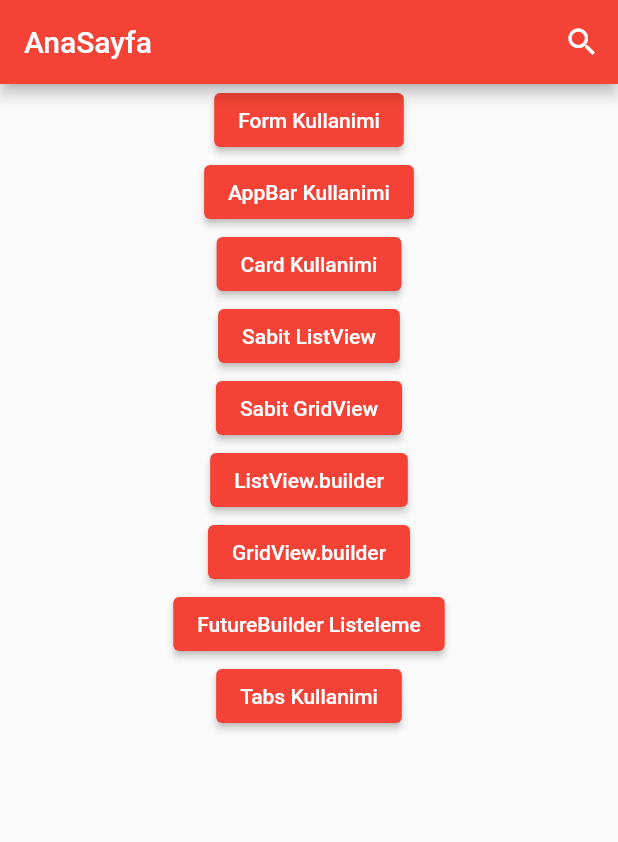
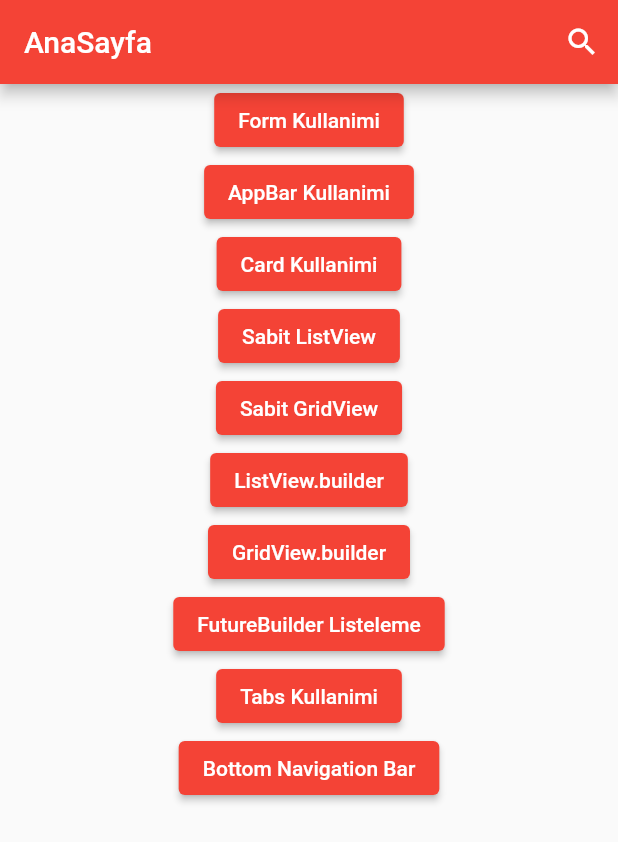
Before and after one commit to tahaturan/flutter_forms, a Flutter app: the screen it shows after launch, on a phone screen of 412 x 824 dp. Shown: the top 842 px of the screen. Run offline on Flutter 3.47's test engine with Material 2 defaults, Android fonts, the phone set to English and light mode, and no system bars.

Commit message:
Bottom Navigation Bar Kullanimi

```diff
--- a/lib/route_generator.dart
+++ b/lib/route_generator.dart
@@ -2,6 +2,7 @@ import 'package:flutter/cupertino.dart';
 import 'package:flutter/foundation.dart';
 import 'package:flutter/material.dart';
 import 'package:flutter_forms/views/appbar_kullanimi.dart';
+import 'package:flutter_forms/views/bottom_navigation_bar.dart';
 import 'package:flutter_forms/views/card_kullanimi.dart';
 import 'package:flutter_forms/views/form_kullanimi.dart';
 import 'package:flutter_forms/views/future_builder_listeleme.dart';
@@ -35,6 +36,8 @@ class RouteGenerator {
         return sayfaGecis(const FutureBuilderListeleme());
       case "/tabskullanimi":
         return sayfaGecis(const TabsKullanimi());
+      case "/bottomnavigationbar":
+        return sayfaGecis(const BottomNavigationBarKullanimi());
     }
     return null;
   }
--- a/lib/views/my_home_page.dart
+++ b/lib/views/my_home_page.dart
@@ -65,6 +65,9 @@ class _MyHomePageState extends State<MyHomePage> {
                 gidilecekSayfaAdi: "futureBuilder"),
             SayfaGecisButton(
                 butonAdi: "Tabs Kullanimi", gidilecekSayfaAdi: "tabskullanimi"),
+            SayfaGecisButton(
+                butonAdi: "Bottom Navigation Bar",
+                gidilecekSayfaAdi: "bottomnavigationbar")
           ],
         ),
       ),
```
Also changed, not shown: lib/views/bottom_navigation_bar.dart (added, +46 -0 lines), images/bottomnavigationbar.gif (added), 1 other file.
